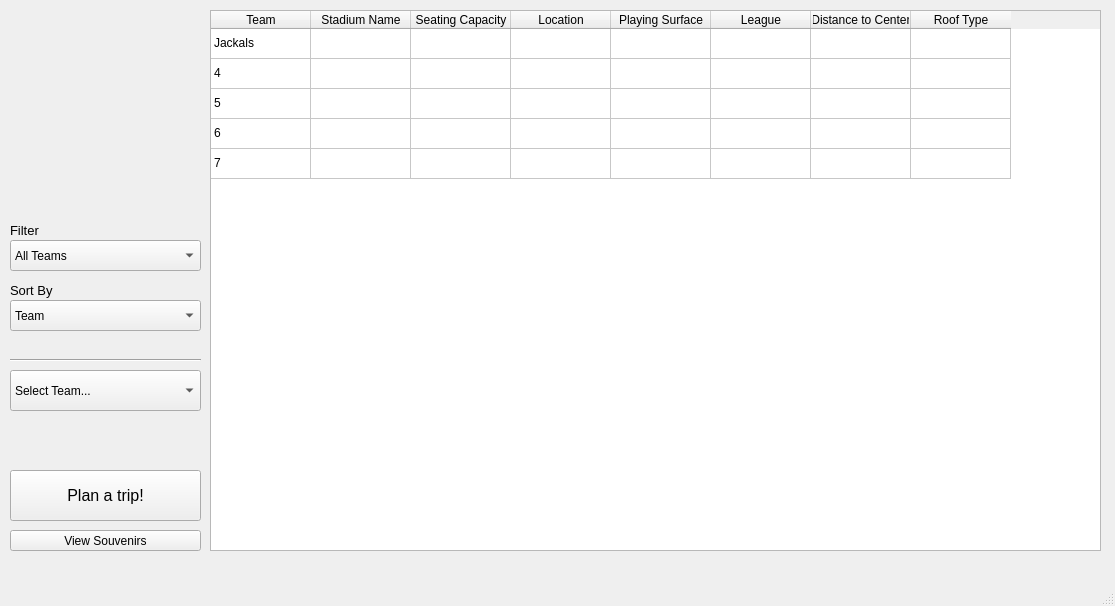
Old version of the form BaseballTour/mainwindow.ui in the repository awiswasi/WhoIsYourDatabase.
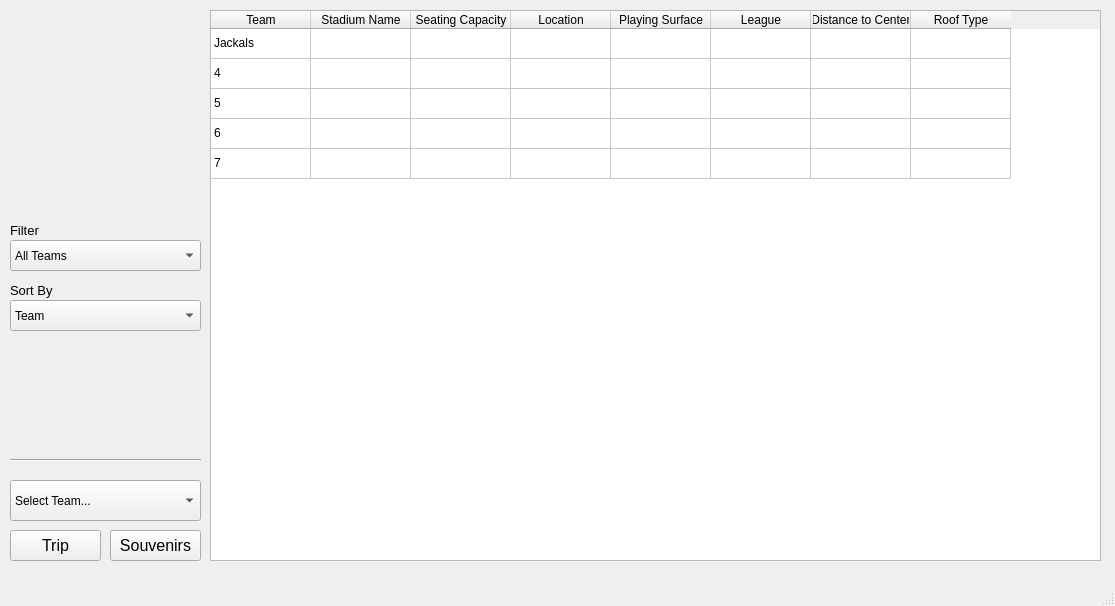
New version of the form. Icons and pictures are not drawn.

Commit message: renamed objects, tweaked ui

Patch:
```diff
--- a/BaseballTour/mainwindow.ui
+++ b/BaseballTour/mainwindow.ui
@@ -24,7 +24,7 @@
       <x>210</x>
       <y>10</y>
       <width>891</width>
-      <height>541</height>
+      <height>551</height>
      </rect>
     </property>
     <property name="minimumSize">
@@ -251,7 +251,7 @@
     <property name="geometry">
      <rect>
       <x>10</x>
-      <y>370</y>
+      <y>480</y>
       <width>191</width>
       <height>41</height>
      </rect>
@@ -280,23 +280,28 @@
    <widget class="QPushButton" name="pushButton">
     <property name="geometry">
      <rect>
-      <x>10</x>
+      <x>110</x>
       <y>530</y>
-      <width>191</width>
-      <height>21</height>
+      <width>91</width>
+      <height>31</height>
      </rect>
     </property>
+    <property name="font">
+     <font>
+      <pointsize>12</pointsize>
+     </font>
+    </property>
     <property name="text">
-     <string>View Souvenirs</string>
+     <string>Souvenirs</string>
     </property>
    </widget>
    <widget class="QPushButton" name="pushButton_2">
     <property name="geometry">
      <rect>
       <x>10</x>
-      <y>470</y>
-      <width>191</width>
-      <height>51</height>
+      <y>530</y>
+      <width>91</width>
+      <height>31</height>
      </rect>
     </property>
     <property name="font">
@@ -307,7 +312,7 @@
      </font>
     </property>
     <property name="text">
-     <string>Plan a trip!</string>
+     <string>Trip</string>
     </property>
    </widget>
    <widget class="QLabel" name="label_4">
@@ -327,7 +332,7 @@
     <property name="geometry">
      <rect>
       <x>10</x>
-      <y>350</y>
+      <y>450</y>
       <width>191</width>
       <height>20</height>
      </rect>
```
Left out of the diff: 26 changed lines with no effect on the pictures.
